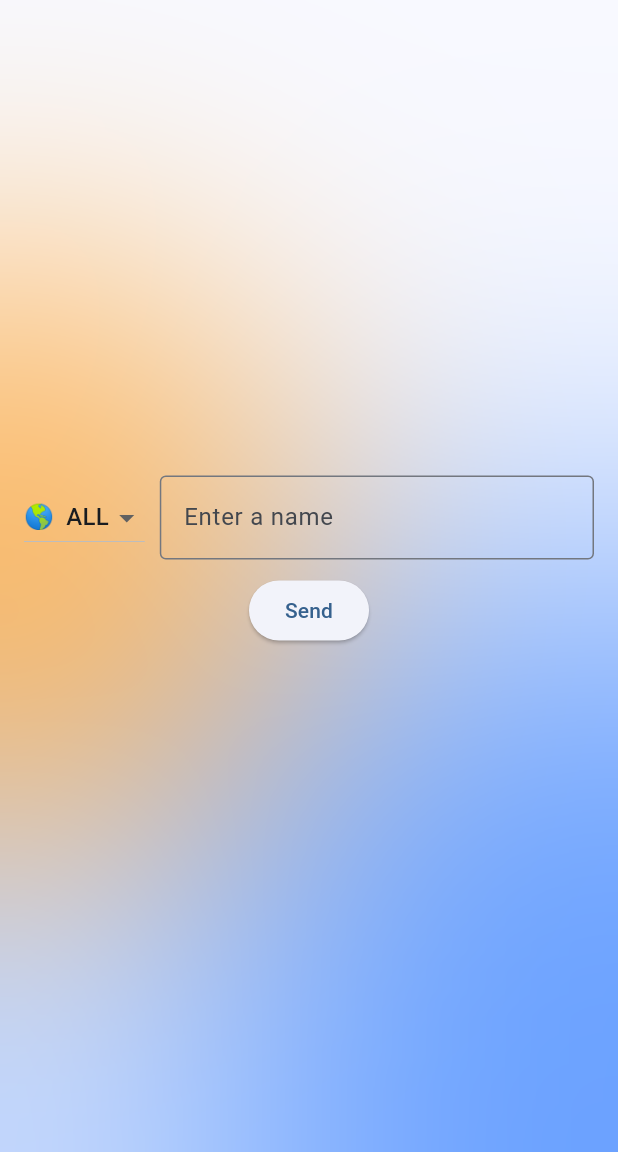
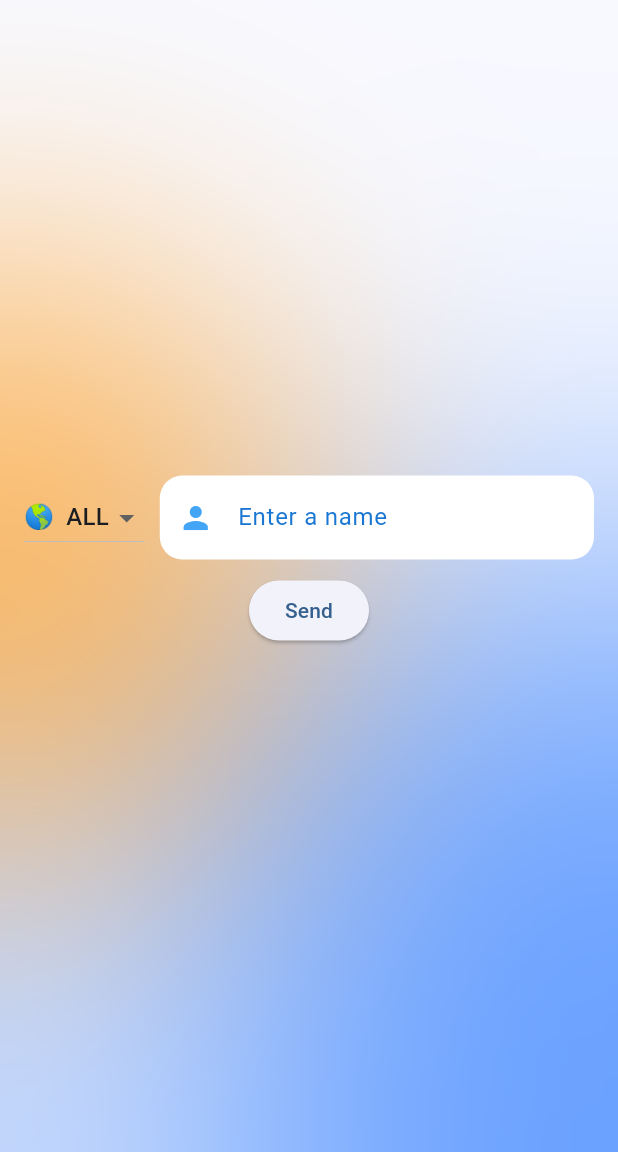
Before and after one commit to DavidKlant/neon_david_cursor, a Flutter app: the screen it shows after launch, on a phone screen of 412 x 824 dp, the part 84-1236 px from its top. Run offline on Flutter 3.47's test engine with Material 3 defaults, Android fonts, the phone set to English and light mode, and no system bars; drawn by our look-alikes of flutter_animate; our stand-ins replace bloc, flutter_bloc.

Commit message:
Design TextField

```diff
--- a/lib/widgets/name_input_form.dart
+++ b/lib/widgets/name_input_form.dart
@@ -36,10 +36,26 @@ class NameInputFormState extends State<NameInputForm> {
                 Expanded(
                   child: TextField(
                     controller: _controller,
-                    decoration: const InputDecoration(
+                    decoration: InputDecoration(
                       labelText: 'Enter a name',
-                      border: OutlineInputBorder(),
+                      enabledBorder: OutlineInputBorder(
+                        borderRadius: BorderRadius.circular(15),
+                        borderSide: const BorderSide(
+                            color: Colors.transparent, width: 0),
+                      ),
+                      focusedBorder: OutlineInputBorder(
+                        borderRadius: BorderRadius.circular(15),
+                        borderSide:
+                            const BorderSide(color: Colors.blue, width: 1),
+                      ),
+                      filled: true,
+                      fillColor: Colors.white,
+                      labelStyle: TextStyle(color: Colors.blue.shade700),
+                      prefixIcon:
+                          Icon(Icons.person, color: Colors.blue.shade400),
                     ),
+                    style: TextStyle(color: Colors.blue.shade900),
+                    cursorColor: Colors.blue,
                     textCapitalization: TextCapitalization.words,
                   ),
                 ),
```
